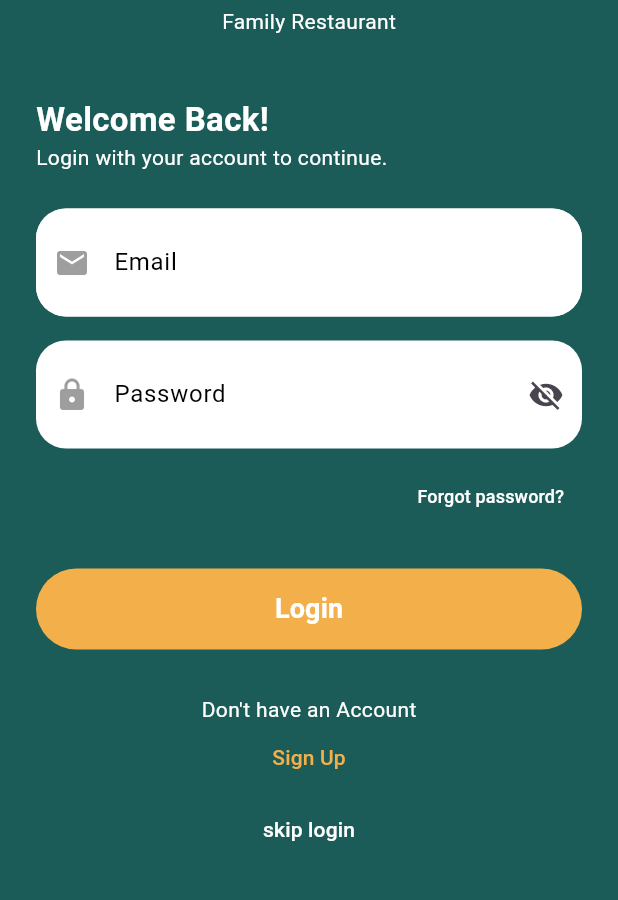
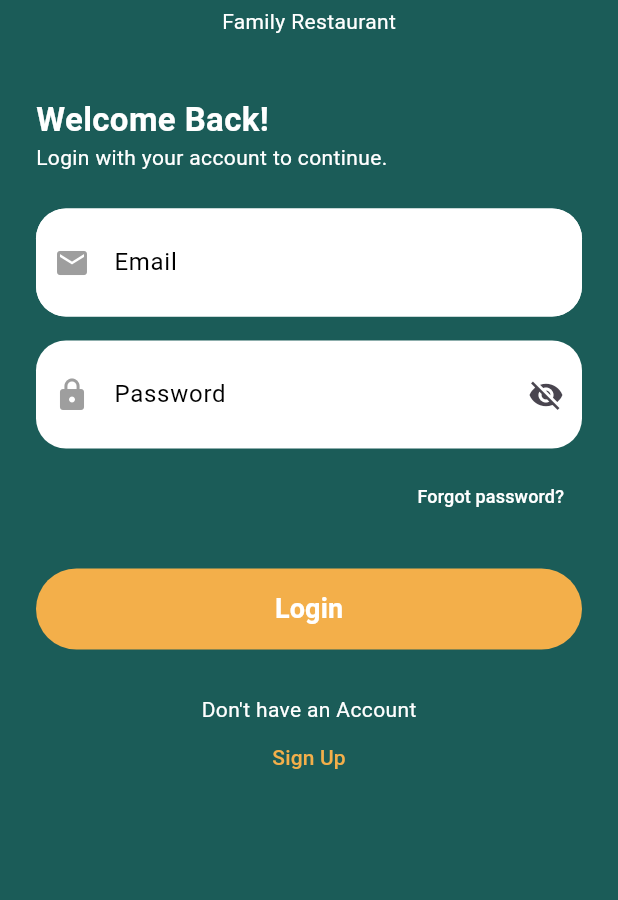
Before and after one commit to MAHESWARI-ROUT/Penta-Restaurant-App, a Flutter app: the screen it shows after launch, on a phone screen of 412 x 824 dp, the part 327-1227 px from its top. Run offline on Flutter 3.47's test engine with Material 3 defaults, Android fonts, the phone set to English and light mode, and no system bars; our stand-ins replace cached_network_image, carousel_slider, dio, get, get_storage; accounts and stored records are empty.

Commit message:
small correction

```diff
--- a/lib/pages/authentication/login_page.dart
+++ b/lib/pages/authentication/login_page.dart
@@ -167,12 +167,7 @@ class _LoginPageState extends State<LoginPage> {
                       ),
                     ),
                   ),
-                  TextButton(
-                    onPressed: () {
-                      Get.to(() => HomePage());
-                    },
-                    child: Text('skip login',style: TextStyle(color: AppColors.white),),
-                  ),
+
                 ],
               ),
             ),
```
